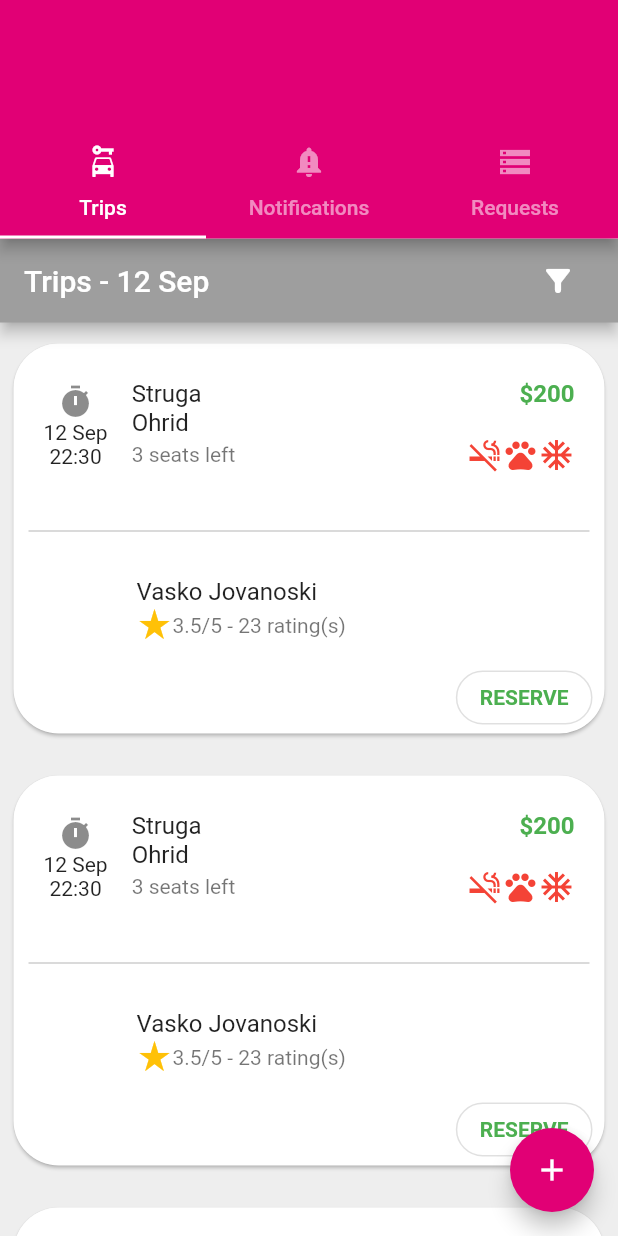
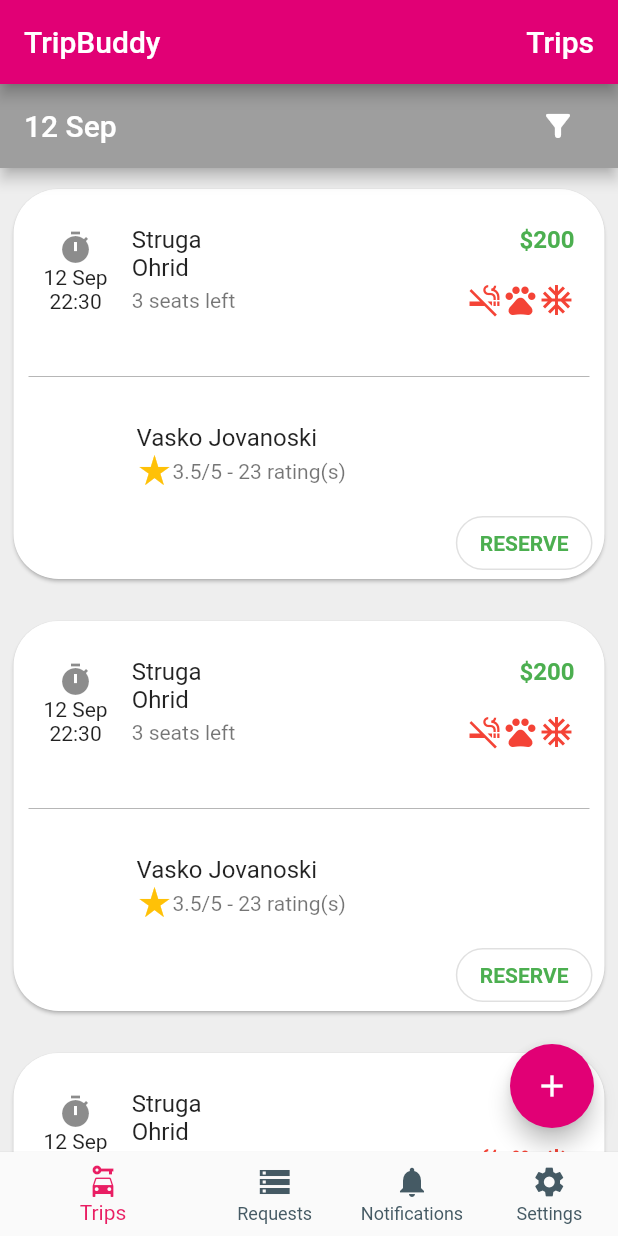
Before and after one commit to Vacika/najdiprevoz-flutter, a Flutter app: the screen it shows after launch, on a phone screen of 412 x 824 dp. Run offline on Flutter 3.47's test engine with Material 2 defaults, Android fonts, the phone set to English and light mode, and no system bars; our stand-ins replace flutter_secure_storage, numberpicker; generated files the repository leaves out were written again; Roboto replaces fonts that are missing (Georgia); key blocks and very long unbroken strings in the code were emptied for the run.

Commit message:
few fixes

```diff
--- a/lib/main.dart
+++ b/lib/main.dart
@@ -24,6 +24,7 @@ class MyApp extends StatelessWidget {
           // Notice that the counter didn't reset back to zero; the application
           // is not restarted.
           // primarySwatch: Colors.red,
+        backgroundColor: Colors.blueGrey[900],
           primaryColor: Color.fromRGBO(225, 0, 117, 1),
           fontFamily: 'Georgia',
           accentColor: Colors.white),
--- a/lib/screens/add-new-trip.screen.dart
+++ b/lib/screens/add-new-trip.screen.dart
@@ -1,9 +1,7 @@
 import 'package:flutter/cupertino.dart';
 import 'package:flutter/material.dart';
-import 'package:flutter/services.dart';
 import 'package:mobile_najdiprevoz/screens/home.screen.dart';
 import 'package:mobile_najdiprevoz/shared-widgets/number-picker-widget.dart';
-import 'package:numberpicker/numberpicker.dart';
 
 List<String> cities = ['Struga', 'Ohrid', 'Strumica', 'Skopje'];
 
@@ -124,10 +122,11 @@ class AddNewTripScreenWidgetState extends State<AddNewTripScreenWidget> {
             fontWeight: FontWeight.bold, color: Color.fromRGBO(225, 0, 117, 1)),
       ),
       onPressed: (() => {
-            Navigator.push(
+            Navigator.pushAndRemoveUntil(
                 context,
                 MaterialPageRoute(
-                    builder: (context) => HomeScreen(initialIndex: 0)))
+                    builder: (context) => HomeScreen(initialIndex: 0)),
+                    (Route<dynamic> route) => false)
           }),
     );
   }
@@ -165,22 +164,4 @@ class AddNewTripScreenWidgetState extends State<AddNewTripScreenWidget> {
         departureDate = picked;
       });
   }
-
-// Widget requestedSeatsInputBox() {
-//   return Container(
-//       margin: EdgeInsets.fromLTRB(0, 10, 0, 10),
-//       padding: EdgeInsets.fromLTRB(20, 0, 20, 0),
-//       decoration: BoxDecoration(color: Colors.grey[200]),
-//       child: TextField(
-//           keyboardType: TextInputType.number,
-//           decoration: InputDecoration(
-//               border: InputBorder.none,
-//               enabledBorder: InputBorder.none,
-//               disabledBorder: InputBorder.none,
-//               hintText: "Minimum available seats"),
-//           inputFormatters: <TextInputFormatter>[
-//             FilteringTextInputFormatter.digitsOnly
-//           ]) // Only numbers can be entered
-//       );
-// }
 }
--- a/lib/screens/home.screen.dart
+++ b/lib/screens/home.screen.dart
@@ -3,7 +3,7 @@ import 'package:mobile_najdiprevoz/screens/login.screen.dart';
 import 'package:mobile_najdiprevoz/screens/trip-listing.screen.dart';
 import 'package:mobile_najdiprevoz/services/auth.service.dart';
 
-class HomeScreen extends StatelessWidget {
+class HomeScreen extends StatefulWidget {
   HomeScreen({Key key, this.token, this.initialIndex = 0}) : super(key: key);
 
   final int initialIndex;
@@ -12,42 +12,88 @@ class HomeScreen extends StatelessWidget {
   factory HomeScreen.fromBase64(String token) => HomeScreen(token: token);
 
   @override
+  State<StatefulWidget> createState() {
+    // TODO: implement createState
+    return HomeScreenState();
+  }
+}
+
+class HomeScreenState extends State<HomeScreen> {
+  int _currentIndex = 0;
+  static const TextStyle optionStyle =
+      TextStyle(fontSize: 30, fontWeight: FontWeight.bold);
+  List<Widget> screens = <Widget>[
+    TripListingScreen(),
+    LoginScreen(),
+    LoginScreen(),
+    LoginScreen(),
+  ];
+
+  @override
   Widget build(BuildContext context) {
-    return MaterialApp(
-      home: DefaultTabController(
-        initialIndex: initialIndex,
-        length: 3,
-        child: Scaffold(
-          appBar: AppBar(
-            toolbarHeight: 85,
-            backgroundColor: Color.fromRGBO(225, 0, 117,1) ,
-            primary: true,
-            bottom: TabBar(
-              indicatorColor: Colors.white,
-              unselectedLabelColor: Colors.white54,
-              labelColor: Colors.white,
-              tabs: [
-                Tab(
-                  icon: Icon(Icons.car_rental),
-                  text: 'Trips',
-                ),
-                Tab(
-                  icon: Icon(Icons.notification_important),
-                  text: 'Notifications',
-                ),
-                Tab(
-                  icon: Icon(Icons.storage),
-                  text: 'Requests',
-                ),
-              ],
-            ),
+    return Scaffold(
+      backgroundColor: Colors.blueGrey[900],
+      appBar: AppBar(
+        title: getTitle(_currentIndex),
+      ),
+      body: Center(child: screens.elementAt(_currentIndex)),
+      bottomNavigationBar: BottomNavigationBar(
+        items: const <BottomNavigationBarItem>[
+          BottomNavigationBarItem(icon: Icon(Icons.car_rental), label: 'Trips'),
+          BottomNavigationBarItem(
+            icon: Icon(Icons.storage),
+            label: 'Requests',
           ),
-          body: TabBarView(
-            children: [TripListingScreen(), LoginScreen(), LoginScreen()],
+          BottomNavigationBarItem(
+            icon: Icon(Icons.notifications),
+            label: 'Notifications',
           ),
-        ),
+          BottomNavigationBarItem(
+            icon: Icon(Icons.settings),
+            label: 'Settings',
+          ),
+        ],
+        currentIndex: _currentIndex,
+        onTap: (index) {
+          setState(() {
+            _currentIndex = index;
+          });
+        },
+        elevation: 1,
+        showUnselectedLabels: true,
+        unselectedItemColor: Colors.blueGrey[700],
+        selectedItemColor: Colors.pink,
       ),
     );
+  }
+
+  getTitle(int currentIndex) {
+    switch (currentIndex) {
+      case 0:
+        return Row(
+          children: [Text('TripBuddy'), Text('Trips')],
+          mainAxisSize: MainAxisSize.max,
+          mainAxisAlignment: MainAxisAlignment.spaceBetween,
+        );
+      case 1:
+        return Row(
+          children: [Text('TripBuddy'), Text('Requests')],
+          mainAxisSize: MainAxisSize.max,
+          mainAxisAlignment: MainAxisAlignment.spaceBetween,
+        );
+      case 2:
+        return Row(
+          children: [Text('TripBuddy'), Text('Notifications')],
+          mainAxisSize: MainAxisSize.max,
+          mainAxisAlignment: MainAxisAlignment.spaceBetween,
+        );
+      case 3:
+        return Row(
+          children: [Text('TripBuddy'), Text('Settings')],
+          mainAxisSize: MainAxisSize.max,
+          mainAxisAlignment: MainAxisAlignment.spaceBetween,
+        );
+    }
   }
 }
 
@@ -78,7 +124,6 @@ class LogoutButton extends StatelessWidget {
 //               : CircularProgressIndicator()),
 // ),
 
-
 //#d81b60 primary
 // P-Dark #a00037
 // P-Light #ff5c8d
--- a/lib/screens/login.screen.dart
+++ b/lib/screens/login.screen.dart
@@ -20,10 +20,6 @@ class LoginScreen extends StatelessWidget {
   @override
   Widget build(BuildContext context) {
     return Scaffold(
-        appBar: AppBar(
-          title: Text("Log In"),
-          backgroundColor: Color.fromRGBO(225, 0, 117,1),
-        ),
         body: Padding(
           padding: const EdgeInsets.all(8.0),
           child: Column(
--- a/lib/screens/trip-listing.screen.dart
+++ b/lib/screens/trip-listing.screen.dart
@@ -31,8 +31,7 @@ class TripListingScreen extends StatelessWidget {
       Scaffold(
           appBar: AppBar(
               title: Row(children: [
-                Text("Trips - " +
-                    DateFormat("dd MMM").format(DateTime.now()).toString()),
+                Text(DateFormat("dd MMM").format(DateTime.now()).toString()),
                 filterIcon(context),
               ], mainAxisAlignment: MainAxisAlignment.spaceBetween),
               backgroundColor: Colors.grey.shade500),
@@ -51,6 +50,7 @@ class TripListingScreen extends StatelessWidget {
           floatingActionButton: FloatingActionButton(
               child: Icon(Icons.add),
               backgroundColor: Color.fromRGBO(225, 0, 117,1),
+              foregroundColor: Colors.white,
               onPressed: () {
                 Navigator.push(context,
                     MaterialPageRoute(builder: (context) => AddNewTripScreenWidget()));
--- a/lib/shared-widgets/trip-card.dart
+++ b/lib/shared-widgets/trip-card.dart
@@ -57,7 +57,8 @@ Widget getReserveButton() {
         shape: new RoundedRectangleBorder(
             borderRadius: new BorderRadius.circular(30.0)),
         splashColor: Color.fromRGBO(225, 0, 117, 1),
-        focusColor: Color.fromRGBO(225, 0, 117, 1),
+        focusColor: Colors.blueGrey[900],
+        highlightColor:Colors.blueGrey[900],
         child: const Text(
           'RESERVE',
           style: TextStyle(color: Colors.green, fontWeight: FontWeight.bold),
```
Also changed, not shown: 2 other files.
